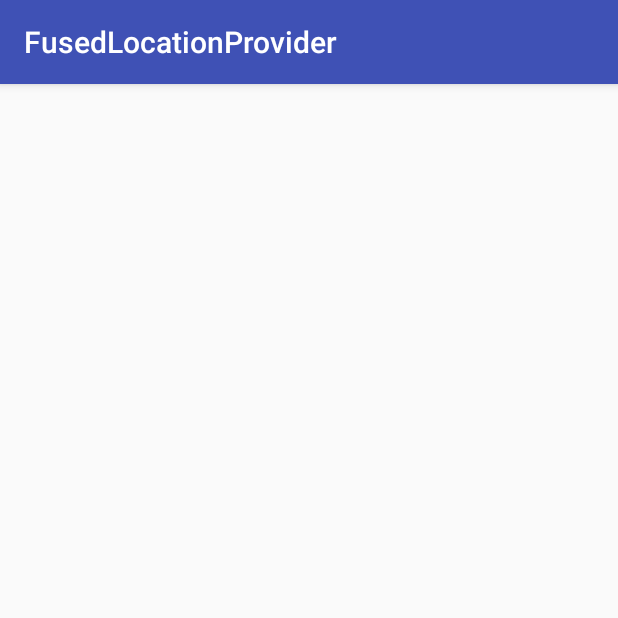
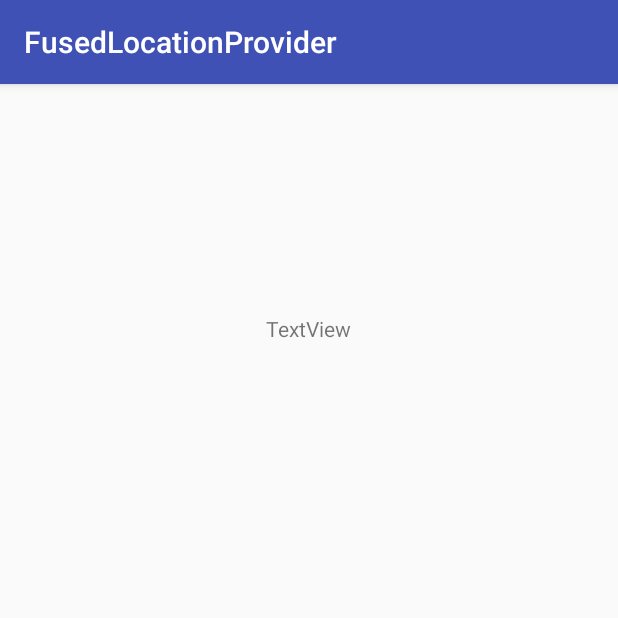
Before and after one commit to MariSelviK/FusedLocationProvider1, an Android app: the Main2Activity screen opened directly, with no data from a screen before it, on a phone screen of 412 x 824 dp, the top half of it. Run offline under Robolectric (Android 15) with nearby library versions, the phone set to English and light mode, and no system bars.

```diff
--- a/app/src/main/res/layout/activity_main2.xml
+++ b/app/src/main/res/layout/activity_main2.xml
@@ -1,9 +1,17 @@
 <?xml version="1.0" encoding="utf-8"?>
-<android.support.constraint.ConstraintLayout xmlns:android="http://schemas.android.com/apk/res/android"
+<RelativeLayout xmlns:android="http://schemas.android.com/apk/res/android"
     xmlns:app="http://schemas.android.com/apk/res-auto"
     xmlns:tools="http://schemas.android.com/tools"
     android:layout_width="match_parent"
     android:layout_height="match_parent"
     tools:context="com.journaldev.fusedlocationprovider.Main2Activity">
 
-</android.support.constraint.ConstraintLayout>
+    <TextView
+        android:id="@+id/textView"
+        android:layout_width="wrap_content"
+        android:layout_height="wrap_content"
+        android:layout_alignParentTop="true"
+        android:layout_centerHorizontal="true"
+        android:layout_marginTop="153dp"
+        android:text="TextView" />
+</RelativeLayout>
```
